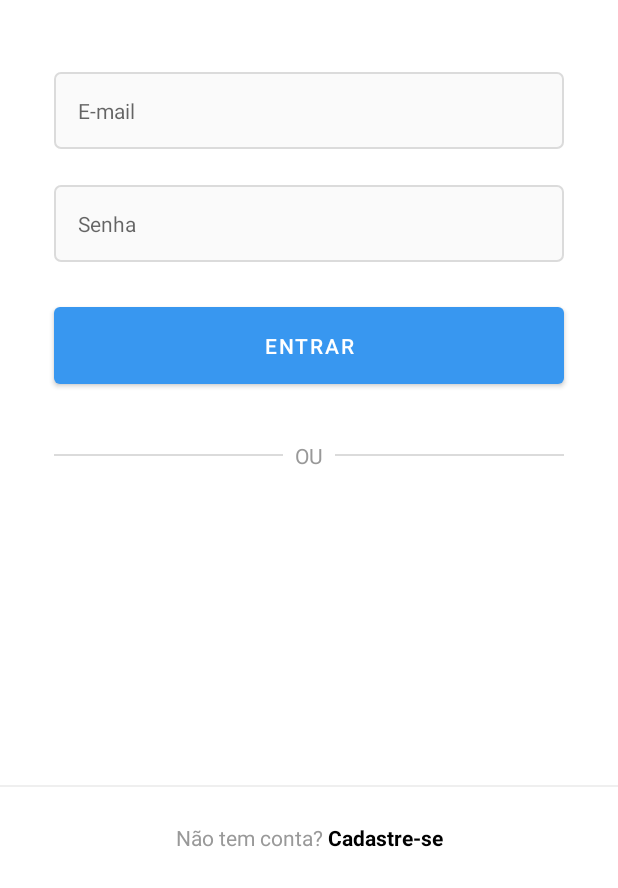
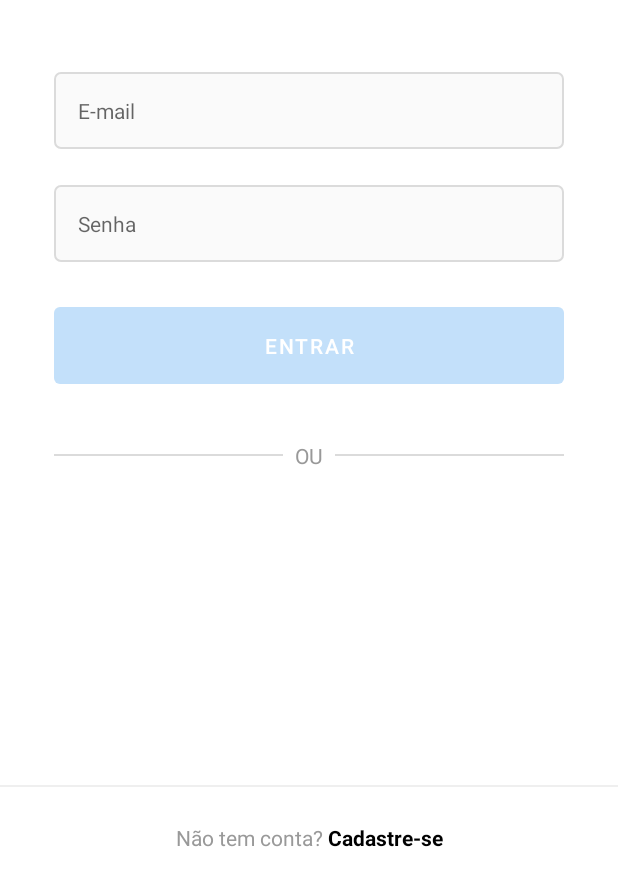
Before and after one commit to Thiago-S-Brito/Instagram-App, an Android app: the screen it shows after launch (LoginActivity), on a phone screen of 412 x 824 dp, the part 348-1236 px from its top. Run offline under Robolectric (Android 15) with nearby library versions, the phone set to English and light mode, and no system bars.

Commit message:
Componentes UI adicionados

```diff
--- /dev/null
+++ b/app/src/main/java/co/tiagoaguiar/course/instagram/login/view/LoadingButton.kt
@@ -0,0 +1,63 @@
+package co.tiagoaguiar.course.instagram.login.view
+
+import android.content.Context
+import android.util.AttributeSet
+import android.util.Log
+import android.view.LayoutInflater
+import android.view.View
+import android.widget.Button
+import android.widget.FrameLayout
+import android.widget.ProgressBar
+import co.tiagoaguiar.course.instagram.R
+
+class LoadingButton : FrameLayout {
+
+    private lateinit var button: Button
+    private lateinit var  progress: ProgressBar
+    private var text: String? = null
+
+    constructor(context : Context) : super(context)
+
+    constructor(context: Context, attrs: AttributeSet?) : super(context, attrs) {
+        setup(context, attrs)
+    }
+
+    constructor(context: Context, attrs: AttributeSet?, defStyleAttr: Int) : super(context, attrs, defStyleAttr) {
+        setup(context, attrs)
+    }
+
+    private fun setup(context: Context, attrs: AttributeSet?) {
+        val inflater : LayoutInflater = context.getSystemService(Context.LAYOUT_INFLATER_SERVICE) as LayoutInflater
+        inflater.inflate(R.layout.button_loading, this)
+
+        val typedArray = context.obtainStyledAttributes(attrs, R.styleable.LoadingButton, 0, 0)
+        text = typedArray.getString(R.styleable.LoadingButton_text)
+
+        button = getChildAt(0) as Button
+        progress = getChildAt(1) as ProgressBar
+
+        button.text = text
+        button.isEnabled = false
+    }
+
+    override fun setEnabled(enabled: Boolean) {
+        super.setEnabled(enabled)
+        button.isEnabled = enabled
+    }
+
+    override fun setOnClickListener(l: OnClickListener?) {
+        button.setOnClickListener(l)
+    }
+
+    public fun showProgress(enabled: Boolean) {
+        if (enabled) {
+            button.text = ""
+            button.isEnabled = false
+            progress.visibility = View.VISIBLE
+        } else {
+            button.text = text
+            button.isEnabled = true
+            progress.visibility = View.GONE
+        }
+    }
+}
--- a/app/src/main/java/co/tiagoaguiar/course/instagram/login/view/LoginActivity.kt
+++ b/app/src/main/java/co/tiagoaguiar/course/instagram/login/view/LoginActivity.kt
@@ -2,6 +2,8 @@ package co.tiagoaguiar.course.instagram.login.view
 
 import androidx.appcompat.app.AppCompatActivity
 import android.os.Bundle
+import android.os.Handler
+import android.os.Looper
 import android.text.Editable
 import android.text.TextWatcher
 import android.widget.Button
@@ -20,7 +22,9 @@ class LoginActivity : AppCompatActivity() {
     editTextEmail.addTextChangedListener(watcher)
     editTextPassword.addTextChangedListener(watcher)
 
-    findViewById<Button>(R.id.login_btn_enter).setOnClickListener {
+    val buttonEnter = findViewById<LoadingButton>(R.id.login_btn_enter)
+    buttonEnter.setOnClickListener {
+      buttonEnter.showProgress(true)
 
       findViewById<TextInputLayout>(R.id.login_edit_email_input)
         .error = "Esse email é invalido"
@@ -28,6 +32,9 @@ class LoginActivity : AppCompatActivity() {
       findViewById<TextInputLayout>(R.id.login_edit_password_input)
         .error = "Senha Incorreta"
 
+      Handler(Looper.getMainLooper()).postDelayed({
+        buttonEnter.showProgress(false)
+      }, 2000)
     }
 
 
@@ -39,7 +46,7 @@ class LoginActivity : AppCompatActivity() {
     }
 
     override fun onTextChanged(s: CharSequence?, start: Int, before: Int, count: Int) {
-      findViewById<Button>(R.id.login_btn_enter).isEnabled = s.toString().isNotEmpty()
+      findViewById<LoadingButton>(R.id.login_btn_enter).isEnabled = s.toString().isNotEmpty()
     }
 
     override fun afterTextChanged(s: Editable?) {
--- a/app/src/main/res/layout/activity_login.xml
+++ b/app/src/main/res/layout/activity_login.xml
@@ -57,10 +57,11 @@
 
     </com.google.android.material.textfield.TextInputLayout>
 
-    <Button
+    <co.tiagoaguiar.course.instagram.login.view.LoadingButton
         android:id="@+id/login_btn_enter"
-        style="@style/Theme.Instagram.Button"
-        android:text="@string/enter"
+        android:layout_width="match_parent"
+        android:layout_height="wrap_content"
+        app:text="@string/enter"
         />
 
     <FrameLayout
--- /dev/null
+++ b/app/src/main/res/layout/button_loading.xml
@@ -0,0 +1,19 @@
+<?xml version="1.0" encoding="utf-8"?>
+<merge xmlns:android="http://schemas.android.com/apk/res/android"
+    android:layout_width="match_parent"
+    android:layout_height="wrap_content"
+    xmlns:tools="http://schemas.android.com/tools">
+
+    <Button style="@style/Theme.Instagram.Button" />
+
+    <ProgressBar
+        android:layout_width="32dp"
+        android:layout_gravity="center_horizontal"
+        android:elevation="2dp"
+        android:layout_marginTop="16dp"
+        android:indeterminateTint="@color/white"
+        android:visibility="gone"
+        android:layout_height="32dp"
+        tools:visibility="visible"  />
+
+</merge>
```
Also changed, not shown: app/src/main/res/values/attrs.xml (added, +8 -0 lines).
